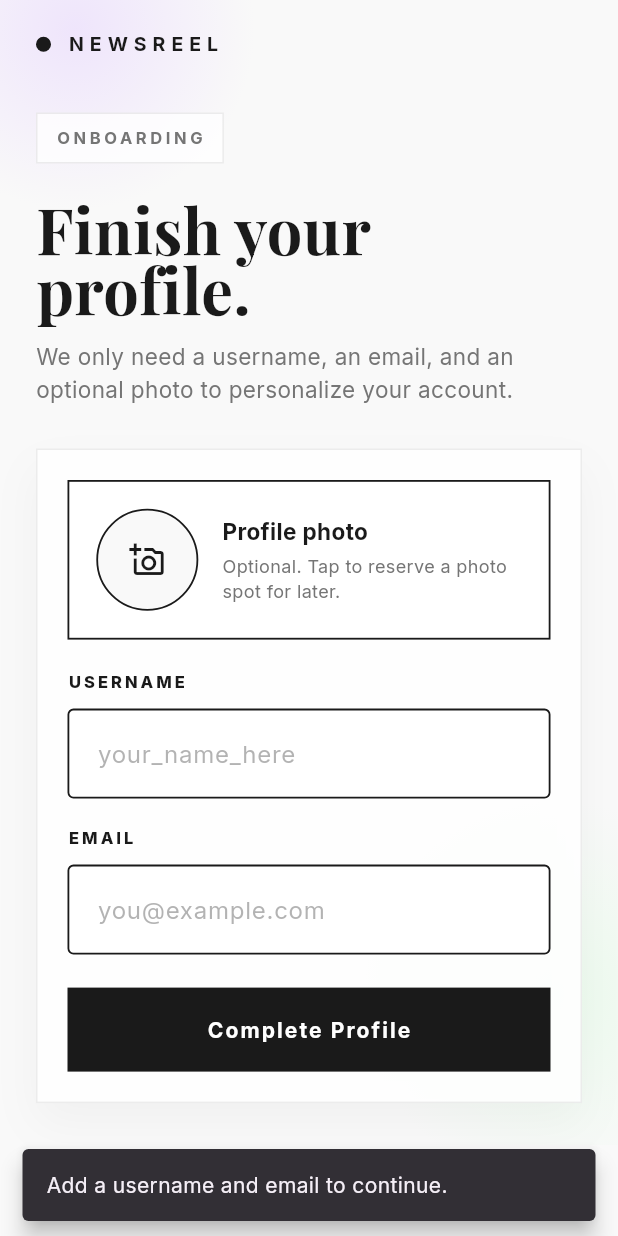
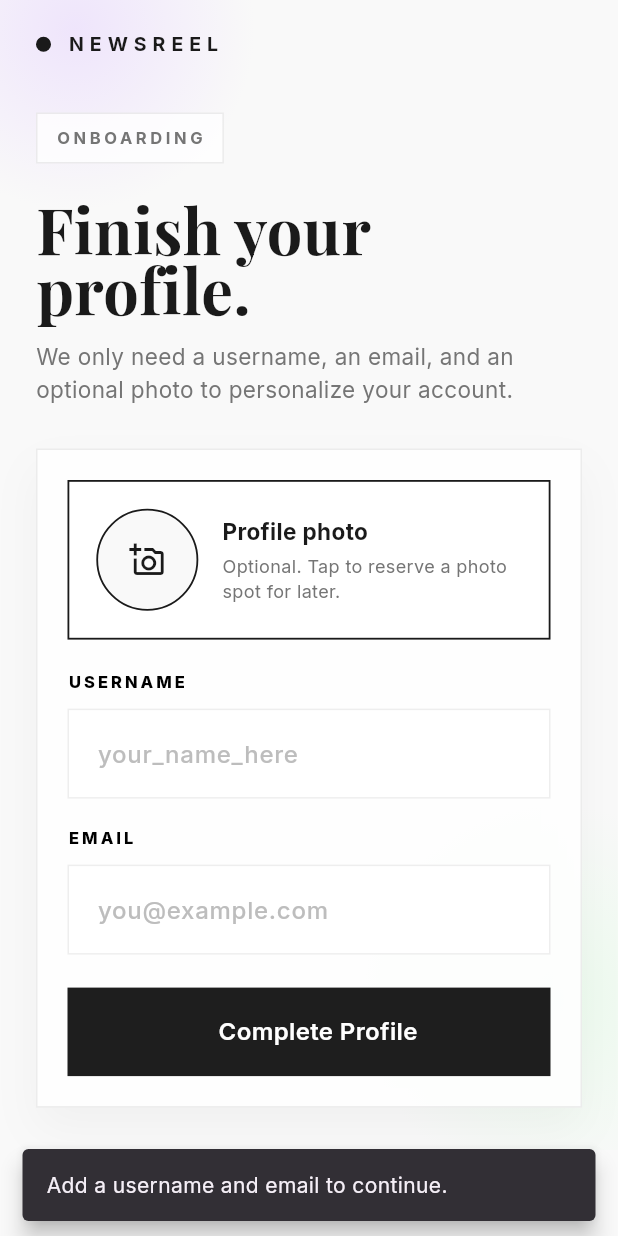
Before and after one commit to Pratyush-who/Renma, a Flutter app: the OnboardingPage screen opened by its route, after a tap on "Complete Profile", on a phone screen of 412 x 824 dp. Run offline on Flutter 3.47's test engine with Material 3 defaults, Android fonts, the phone set to English and light mode, and no system bars; our stand-ins replace google_fonts.

Commit message:
ui fixes and improve

```diff
--- a/lib/features/auth/presentation/pages/onboarding_page.dart
+++ b/lib/features/auth/presentation/pages/onboarding_page.dart
@@ -2,6 +2,8 @@ import 'package:flutter/material.dart';
 import 'package:google_fonts/google_fonts.dart';
 import 'package:renma/core/routes/app_routes.dart';
 import 'package:renma/core/theme/app_colors.dart';
+import '../widgets/auth_text_field.dart';
+import '../widgets/auth_black_button.dart';
 
 class OnboardingPage extends StatefulWidget {
   const OnboardingPage({super.key});
@@ -38,53 +40,6 @@ class _OnboardingPageState extends State<OnboardingPage> {
     }
 
     Navigator.pushReplacementNamed(context, AppRoutes.home);
-  }
-
-  Widget _inputField({
-    required String label,
-    required TextEditingController controller,
-    required String hintText,
-    TextInputType keyboardType = TextInputType.text,
-  }) {
-    return Column(
-      crossAxisAlignment: CrossAxisAlignment.start,
-      children: [
-        Text(
-          label,
-          style: GoogleFonts.inter(
-            fontSize: 11,
-            fontWeight: FontWeight.w800,
-            letterSpacing: 2,
-            color: AppColors.black,
-          ),
-        ),
-        const SizedBox(height: 10),
-        TextField(
-          controller: controller,
-          keyboardType: keyboardType,
-          style: GoogleFonts.inter(fontSize: 16, color: AppColors.black),
-          cursorColor: AppColors.black,
-          decoration: InputDecoration(
-            hintText: hintText,
-            hintStyle: GoogleFonts.inter(
-              color: AppColors.grey.withOpacity(0.55),
-            ),
-            filled: true,
-            fillColor: AppColors.white,
-            contentPadding: const EdgeInsets.symmetric(
-              horizontal: 16,
-              vertical: 18,
-            ),
-            enabledBorder: const OutlineInputBorder(
-              borderSide: BorderSide(color: AppColors.black, width: 1.2),
-            ),
-            focusedBorder: const OutlineInputBorder(
-              borderSide: BorderSide(color: AppColors.black, width: 2.2),
-            ),
-          ),
-        ),
-      ],
-    );
   }
 
   Widget _photoCard() {
@@ -291,41 +246,26 @@ class _OnboardingPageState extends State<OnboardingPage> {
                           children: [
                             _photoCard(),
                             const SizedBox(height: 20),
-                            _inputField(
+                            AuthTextField(
                               label: 'USERNAME',
                               controller: _usernameController,
-                              hintText: 'your_name_here',
+                              hint: 'your_name_here',
+                              borderRadius: 0,
                             ),
                             const SizedBox(height: 18),
-                            _inputField(
+                            AuthTextField(
                               label: 'EMAIL',
                               controller: _emailController,
-                              hintText: 'you@example.com',
+                              hint: 'you@example.com',
                               keyboardType: TextInputType.emailAddress,
+                              borderRadius: 0,
                             ),
                             const SizedBox(height: 22),
-                            SizedBox(
-                              width: double.infinity,
-                              height: 56,
-                              child: ElevatedButton(
-                                onPressed: _completeProfile,
-                                style: ElevatedButton.styleFrom(
-                                  backgroundColor: AppColors.black,
-                                  foregroundColor: AppColors.white,
-                                  shape: const RoundedRectangleBorder(
-                                    borderRadius: BorderRadius.zero,
-                                  ),
-                                  elevation: 0,
-                                ),
-                                child: Text(
-                                  'Complete Profile',
-                                  style: GoogleFonts.inter(
-                                    fontSize: 14,
-                                    fontWeight: FontWeight.w700,
-                                    letterSpacing: 1.4,
-                                  ),
-                                ),
-                              ),
+                            AuthBlackButton(
+                              title: 'Complete Profile',
+                              iconWidget: const SizedBox.shrink(),
+                              onTap: _completeProfile,
+                              borderRadius: 0,
                             ),
                           ],
                         ),
--- a/lib/features/auth/presentation/pages/signup_page.dart
+++ b/lib/features/auth/presentation/pages/signup_page.dart
@@ -2,6 +2,10 @@ import 'dart:async';
 import 'package:flutter/material.dart';
 import 'package:google_fonts/google_fonts.dart';
 import 'package:renma/core/routes/app_routes.dart';
+import '../widgets/auth_black_button.dart';
+import '../widgets/auth_white_button.dart';
+import '../widgets/auth_text_field.dart';
+import '../widgets/auth_otp_timer.dart';
 
 class SignupPage extends StatefulWidget {
   const SignupPage({super.key});
@@ -21,6 +25,8 @@ class _SignupPageState extends State<SignupPage> {
   ];
   int _currentIndex = 0;
   Timer? _timer;
+  Timer? _resendTimer;
+  int _resendSeconds = 20;
 
   bool _otpRequested = false;
   bool _showPhoneInput = false;
@@ -39,6 +45,7 @@ class _SignupPageState extends State<SignupPage> {
   @override
   void dispose() {
     _timer?.cancel();
+    _resendTimer?.cancel();
     _phoneController.dispose();
     _otpController.dispose();
     super.dispose();
@@ -60,8 +67,24 @@ class _SignupPageState extends State<SignupPage> {
     FocusScope.of(context).unfocus();
     setState(() {
       _otpRequested = true;
+      _resendSeconds = 20;
     });
+    _startResendTimer();
     _showMessage('OTP sent to $phoneNumber.');
+  }
+
+  void _startResendTimer() {
+    _resendTimer?.cancel();
+    _resendTimer = Timer.periodic(const Duration(seconds: 1), (timer) {
+      if (!mounted) return;
+      setState(() {
+        if (_resendSeconds > 0) {
+          _resendSeconds--;
+        } else {
+          _resendTimer?.cancel();
+        }
+      });
+    });
   }
 
   void _continue() {
@@ -147,9 +170,9 @@ class _SignupPageState extends State<SignupPage> {
                   RichText(
                     text: TextSpan(
                       text: 'Scroll Less',
-                      style: GoogleFonts.playfairDisplay(
+                      style: GoogleFonts.sora(
                         fontSize: 50,
-                        fontWeight: FontWeight.w700,
+                        fontWeight: FontWeight.w600,
                         color: Colors.black,
                         height: 1.1,
                         letterSpacing: -0.5,
@@ -157,14 +180,14 @@ class _SignupPageState extends State<SignupPage> {
                       children: [
                         TextSpan(
                           text: '.',
-                          style: GoogleFonts.playfairDisplay(
+                          style: GoogleFonts.sora(
                             color: const Color(0xFFB398EB),
                           ),
                         ),
                         const TextSpan(text: '\nKnow More'),
                         TextSpan(
                           text: '.',
-                          style: GoogleFonts.playfairDisplay(
+                          style: GoogleFonts.sora(
                             color: const Color(0xFF88E0A0), // Green dot
                           ),
                         ),
@@ -196,7 +219,7 @@ class _SignupPageState extends State<SignupPage> {
                   const SizedBox(height: 48),
 
                   AnimatedSwitcher(
-                    duration: const Duration(milliseconds: 600),
+                    duration: const Duration(milliseconds: 500),
                     transitionBuilder:
                         (Widget child, Animation<double> animation) {
                           final isIncoming =
@@ -204,15 +227,16 @@ class _SignupPageState extends State<SignupPage> {
 
                           return ClipRect(
                             child: SlideTransition(
-                              position: Tween<Offset>(
+                              position:
+                                  Tween<Offset>(
                                     begin: isIncoming
-                                    ? const Offset(1, 0)
-                                    : const Offset(-1, 0),
+                                        ? const Offset(0, 1)
+                                        : const Offset(0, -1),
                                     end: Offset.zero,
                                   ).animate(
                                     CurvedAnimation(
                                       parent: animation,
-                                  curve: Curves.easeOutCubic,
+                                      curve: Curves.linear,
                                     ),
                                   ),
                               child: child,
@@ -225,7 +249,7 @@ class _SignupPageState extends State<SignupPage> {
                       children: [
                         Text(
                           _animatedLines[_currentIndex][0],
-                          style: GoogleFonts.playfairDisplay(
+                          style: GoogleFonts.goldman(
                             fontSize: 26,
                             fontWeight: FontWeight.w600,
                             color: const Color(0xFFB398EB),
@@ -233,7 +257,7 @@ class _SignupPageState extends State<SignupPage> {
                         ),
                         Text(
                           _animatedLines[_currentIndex][1],
-                          style: GoogleFonts.playfairDisplay(
+                          style: GoogleFonts.goldman(
                             fontSize: 26,
                             fontWeight: FontWeight.w600,
                             color: const Color(0xFF88E0A0),
@@ -285,7 +309,7 @@ class _SignupPageState extends State<SignupPage> {
     return Column(
       key: const ValueKey('buttons'),
       children: [
-        _buildBlackButton(
+        AuthBlackButton(
           title: 'Continue with Phone Number',
           iconWidget: const Icon(
             Icons.phone_outlined,
@@ -316,7 +340,7 @@ class _SignupPageState extends State<SignupPage> {
           ],
         ),
         const SizedBox(height: 24),
-        _buildGoogleWhiteButton(
+        AuthWhiteButton(
           title: 'Continue with Google',
           iconWidget: Image.asset('assets/google.webp', height: 22, width: 22),
           onTap: _continueWithGoogle,
@@ -325,88 +349,12 @@ class _SignupPageState extends State<SignupPage> {
     );
   }
 
-  Widget _buildGoogleWhiteButton({
-    required String title,
-    required Widget iconWidget,
-    required VoidCallback onTap,
-  }) {
-    return InkWell(
-      onTap: onTap,
-      borderRadius: BorderRadius.circular(12),
-      child: Container(
-        padding: const EdgeInsets.symmetric(vertical: 18),
-        decoration: BoxDecoration(
-          color: Colors.white,
-          borderRadius: BorderRadius.circular(12),
-          border: Border.all(color: Colors.grey.shade200, width: 1.5),
-          boxShadow: [
-            BoxShadow(
-              color: Colors.black.withOpacity(0.02),
-              blurRadius: 10,
-              offset: const Offset(0, 4),
-            ),
-          ],
-        ),
-        child: Row(
-          mainAxisAlignment: MainAxisAlignment.center,
-          children: [
-            iconWidget,
-            const SizedBox(width: 12),
-            Text(
-              title,
-              style: GoogleFonts.inter(
-                color: Colors.black,
-                fontWeight: FontWeight.w600,
-                fontSize: 16,
-              ),
-            ),
-          ],
-        ),
-      ),
-    );
-  }
-
-  Widget _buildBlackButton({
-    required String title,
-    required Widget iconWidget,
-    required VoidCallback onTap,
-  }) {
-    return InkWell(
-      onTap: onTap,
-      borderRadius: BorderRadius.circular(12),
-      child: Container(
-        padding: const EdgeInsets.symmetric(vertical: 18),
-        decoration: BoxDecoration(
-          color: const Color(
-            0xFF1E1E1E,
-          ), // Deep dark solid black as seen in image
-          borderRadius: BorderRadius.circular(12),
-        ),
-        child: Row(
-          mainAxisAlignment: MainAxisAlignment.center,
-          children: [
-            iconWidget,
-            const SizedBox(width: 12),
-            Text(
-              title,
-              style: GoogleFonts.inter(
-                color: Colors.white,
-                fontWeight: FontWeight.w600,
-                fontSize: 16,
-              ),
-            ),
-          ],
-        ),
-      ),
-    );
-  }
-
   Widget _buildPhoneInputSection() {
     return Column(
       key: const ValueKey('phone_input'),
       crossAxisAlignment: CrossAxisAlignment.stretch,
       children: [
-        _buildTextField(
+        AuthTextField(
           controller: _phoneController,
           hint: 'Enter your phone number',
           icon: Icons.phone_outlined,
@@ -415,15 +363,16 @@ class _SignupPageState extends State<SignupPage> {
         ),
         const SizedBox(height: 16),
         if (_otpRequested) ...[
-          _buildTextField(
+          AuthTextField(
             controller: _otpController,
             hint: 'Enter OTP',
             icon: Icons.lock_outline,
             keyboardType: TextInputType.number,
           ),
+          AuthOtpTimer(resendSeconds: _resendSeconds, onResend: _sendOtp),
           const SizedBox(height: 16),
         ],
-        _buildBlackButton(
+        AuthBlackButton(
           title: _otpRequested ? 'Continue' : 'Get OTP',
           iconWidget: const Icon(
             Icons.arrow_forward,
@@ -438,6 +387,7 @@ class _SignupPageState extends State<SignupPage> {
             setState(() {
               _showPhoneInput = false;
               _otpRequested = false;
+              _resendTimer?.cancel();
             });
           },
           child: Text(
@@ -448,39 +398,4 @@ class _SignupPageState extends State<SignupPage> {
       ],
     );
   }
-
-  Widget _buildTextField({
-    required TextEditingController controller,
-    required String hint,
-    required IconData icon,
-    required TextInputType keyboardType,
-    bool enabled = true,
-  }) {
-    return TextField(
-      controller: controller,
-      keyboardType: keyboardType,
-      enabled: enabled,
-      style: GoogleFonts.inter(fontWeight: FontWeight.w500),
-      decoration: InputDecoration(
-        hintText: hint,
-        hintStyle: GoogleFonts.inter(color: Colors.grey.shade400),
-        prefixIcon: Icon(icon, color: Colors.grey.shade500, size: 20),
-        filled: true,
-        fillColor: enabled ? Colors.white : Colors.grey.shade50,
-        contentPadding: const EdgeInsets.symmetric(vertical: 18),
-        border: OutlineInputBorder(
-          borderRadius: BorderRadius.circular(12),
-          borderSide: BorderSide(color: Colors.grey.shade200),
-        ),
-        enabledBorder: OutlineInputBorder(
-          borderRadius: BorderRadius.circular(12),
-          borderSide: BorderSide(color: Colors.grey.shade200),
-        ),
-        focusedBorder: OutlineInputBorder(
-          borderRadius: BorderRadius.circular(12),
-          borderSide: const BorderSide(color: Colors.black, width: 1.5),
-        ),
-      ),
-    );
 }
-}
--- /dev/null
+++ b/lib/features/auth/presentation/widgets/auth_black_button.dart
@@ -0,0 +1,47 @@
+import 'package:flutter/material.dart';
+import 'package:google_fonts/google_fonts.dart';
+
+class AuthBlackButton extends StatelessWidget {
+  const AuthBlackButton({
+    super.key,
+    required this.title,
+    required this.iconWidget,
+    required this.onTap,
+    this.borderRadius = 12,
+  });
+
+  final String title;
+  final Widget iconWidget;
+  final VoidCallback onTap;
+  final double borderRadius;
+
+  @override
+  Widget build(BuildContext context) {
+    return InkWell(
+      onTap: onTap,
+      borderRadius: BorderRadius.circular(borderRadius),
+      child: Container(
+        padding: const EdgeInsets.symmetric(vertical: 18),
+        decoration: BoxDecoration(
+          color: const Color(0xFF1E1E1E),
+          borderRadius: BorderRadius.circular(borderRadius),
+        ),
+        child: Row(
+          mainAxisAlignment: MainAxisAlignment.center,
+          children: [
+            iconWidget,
+            const SizedBox(width: 12),
+            Text(
+              title,
+              style: GoogleFonts.inter(
+                color: Colors.white,
+                fontWeight: FontWeight.w600,
+                fontSize: 16,
+              ),
+            ),
+          ],
+        ),
+      ),
+    );
+  }
+}
--- /dev/null
+++ b/lib/features/auth/presentation/widgets/auth_text_field.dart
@@ -0,0 +1,70 @@
+import 'package:flutter/material.dart';
+import 'package:google_fonts/google_fonts.dart';
+
+class AuthTextField extends StatelessWidget {
+  final TextEditingController controller;
+  final String hint;
+  final String? label;
+  final IconData? icon;
+  final TextInputType keyboardType;
+  final bool enabled;
+  final double borderRadius;
+
+  const AuthTextField({
+    super.key,
+    required this.controller,
+    required this.hint,
+    this.label,
+    this.icon,
+    this.keyboardType = TextInputType.text,
+    this.enabled = true,
+    this.borderRadius = 12,
+  });
+
+  @override
+  Widget build(BuildContext context) {
+    return Column(
+      crossAxisAlignment: CrossAxisAlignment.start,
+      children: [
+        if (label != null) ...[
+          Text(
+            label!,
+            style: GoogleFonts.inter(
+              fontSize: 11,
+              fontWeight: FontWeight.w800,
+              letterSpacing: 2,
+              color: Colors.black,
+            ),
+          ),
+          const SizedBox(height: 10),
+        ],
+        TextField(
+          controller: controller,
+          keyboardType: keyboardType,
+          enabled: enabled,
+          style: GoogleFonts.inter(fontWeight: FontWeight.w500),
+          decoration: InputDecoration(
+            hintText: hint,
+            hintStyle: GoogleFonts.inter(color: Colors.grey.shade400),
+            prefixIcon: icon != null ? Icon(icon, color: Colors.grey.shade500, size: 20) : null,
+            filled: true,
+            fillColor: enabled ? Colors.white : Colors.grey.shade50,
+            contentPadding: const EdgeInsets.symmetric(vertical: 18, horizontal: 16),
+            border: OutlineInputBorder(
+              borderRadius: BorderRadius.circular(borderRadius),
+              borderSide: BorderSide(color: Colors.grey.shade200),
+            ),
+            enabledBorder: OutlineInputBorder(
+              borderRadius: BorderRadius.circular(borderRadius),
+              borderSide: BorderSide(color: Colors.grey.shade200),
+            ),
+            focusedBorder: OutlineInputBorder(
+              borderRadius: BorderRadius.circular(borderRadius),
+              borderSide: const BorderSide(color: Colors.black, width: 1.5),
+            ),
+          ),
+        ),
+      ],
+    );
+  }
+}
--- /dev/null
+++ b/lib/features/auth/presentation/widgets/auth_white_button.dart
@@ -0,0 +1,55 @@
+import 'package:flutter/material.dart';
+import 'package:google_fonts/google_fonts.dart';
+
+class AuthWhiteButton extends StatelessWidget {
+  const AuthWhiteButton({
+    super.key,
+    required this.title,
+    required this.iconWidget,
+    required this.onTap,
+    this.borderRadius = 12,
+  });
+
+  final String title;
+  final Widget iconWidget;
+  final VoidCallback onTap;
+  final double borderRadius;
+
+  @override
+  Widget build(BuildContext context) {
+    return InkWell(
+      onTap: onTap,
+      borderRadius: BorderRadius.circular(borderRadius),
+      child: Container(
+        padding: const EdgeInsets.symmetric(vertical: 18),
+        decoration: BoxDecoration(
+          color: Colors.white,
+          borderRadius: BorderRadius.circular(borderRadius),
+          border: Border.all(color: Colors.grey.shade200, width: 1.5),
+          boxShadow: [
+            BoxShadow(
+              color: Colors.black.withOpacity(0.02),
+              blurRadius: 10,
+              offset: const Offset(0, 4),
+            ),
+          ],
+        ),
+        child: Row(
+          mainAxisAlignment: MainAxisAlignment.center,
+          children: [
+            iconWidget,
+            const SizedBox(width: 12),
+            Text(
+              title,
+              style: GoogleFonts.inter(
+                color: Colors.black,
+                fontWeight: FontWeight.w600,
+                fontSize: 16,
+              ),
+            ),
+          ],
+        ),
+      ),
+    );
+  }
+}
```
Also changed, not shown: lib/core/widgets/custom_button.dart (deleted, +0 -36 lines), lib/core/widgets/custom_text_field.dart (deleted, +0 -63 lines), lib/features/auth/presentation/widgets/auth_otp_timer.dart (added, +34 -0 lines). Lines whose indentation alone changed are shown as unchanged.
